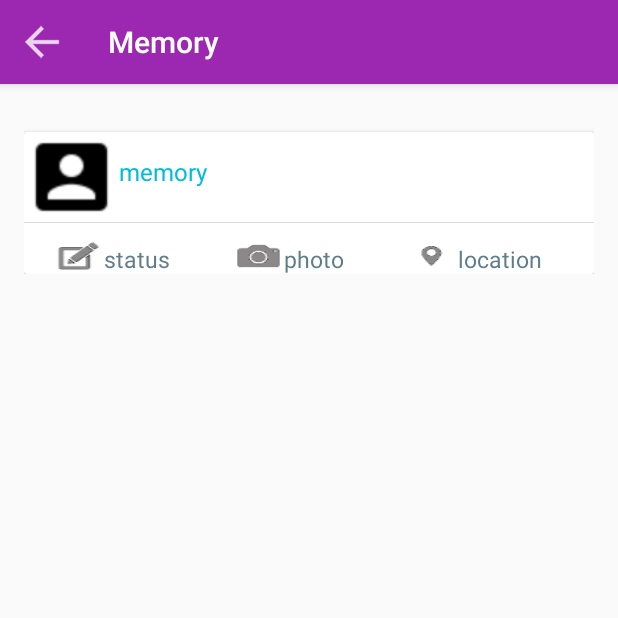
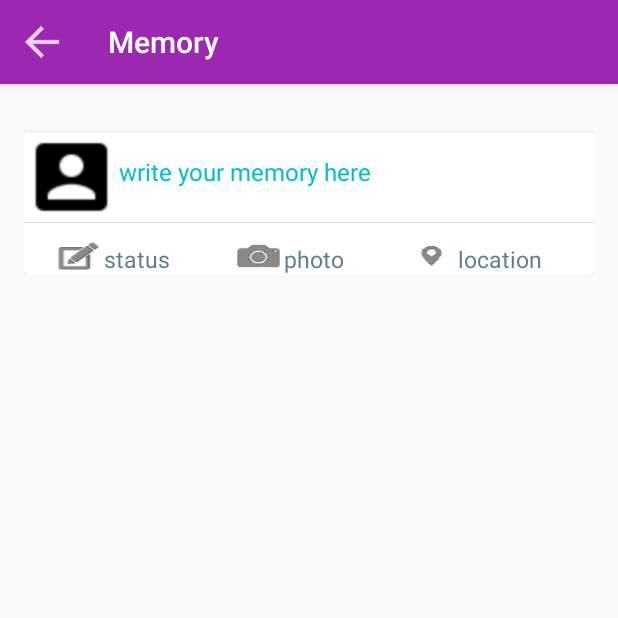
Before and after one commit to atefwahab/IRememeber, an Android app: the MemoryActivity screen opened directly, with no data from a screen before it, on a phone screen of 412 x 824 dp, the top half of it. Run offline under Robolectric (Android 15) with nearby library versions, the phone set to English and light mode, and no system bars; our stand-ins replace Volley; network calls fail.

Commit message:
add data in string values

```diff
--- a/app/src/main/java/wmad/iti/constants/Urls.java
+++ b/app/src/main/java/wmad/iti/constants/Urls.java
@@ -5,8 +5,8 @@ package wmad.iti.constants;
  */
 public abstract class Urls {
     public final static String WEB_SERVICE_URL = "";
-    public final static String IP_ADDRESS = "10.0.1.117";
-    public final static String PORT_NUMBER = "8085";
+    public final static String IP_ADDRESS = "192.168.1.3";
+    public final static String PORT_NUMBER = "8084";
     public final static String WEB_SERVICE_lOGIN_URL = "http://"+Urls.IP_ADDRESS+":"+Urls.PORT_NUMBER+"/WebService/service/login/";
     public final static String WEB_SERVICE_REGISTER_URL = "http://"+Urls.IP_ADDRESS+":"+Urls.PORT_NUMBER+"/WebService/service/regist/register";
     public final static String WEB_SERVICE_GET_REQUEST_URL="http://"+ Urls.IP_ADDRESS+":"+Urls.PORT_NUMBER+"/WebService/service/request/getRequests";
--- a/app/src/main/res/layout/activity_write_text.xml
+++ b/app/src/main/res/layout/activity_write_text.xml
@@ -5,7 +5,7 @@
     android:layout_width="match_parent"
     android:layout_height="match_parent"
     android:fitsSystemWindows="true"
-    tools:context=".WriteTextActivity">
+    tools:context="wmad.iti.memories.WriteTextActivity">
 
     <android.support.design.widget.AppBarLayout
         android:layout_width="match_parent"
--- a/app/src/main/res/layout/content_write_text.xml
+++ b/app/src/main/res/layout/content_write_text.xml
@@ -9,7 +9,7 @@
     android:paddingRight="@dimen/activity_horizontal_margin"
     android:paddingTop="@dimen/activity_vertical_margin"
     app:layout_behavior="@string/appbar_scrolling_view_behavior"
-    tools:context=".WriteTextActivity"
+    tools:context="wmad.iti.memories.WriteTextActivity"
     tools:showIn="@layout/activity_write_text">
     <LinearLayout
         android:layout_width="match_parent"
@@ -32,8 +32,9 @@
             android:textColor="@color/colorPrimary"
             android:textSize="16sp"
             android:layout_marginTop="15dp"
-            android:hint=" write your memory here"
+            android:hint="@string/memoryHint"
             android:layout_weight="6"
+            android:inputType="text"
             android:textColorHint="#00bcd4"/>
         </LinearLayout>
 
--- a/app/src/main/res/layout/first_card.xml
+++ b/app/src/main/res/layout/first_card.xml
@@ -39,7 +39,7 @@
                 android:textColor="#ffffff"
                 android:textSize="16sp"
                 android:layout_marginTop="15dp"
-                android:hint="memory"
+                android:hint="@string/memoryHint"
                 android:textColorHint="#00bcd4"/>
 
             <!--end horizontal-->
@@ -102,7 +102,7 @@
                     android:textColor="#607D8B"
                     android:textSize="15dp"
                     android:layout_marginTop="3dp"
-                    android:text="status"
+                    android:text="@string/status"
 
                     />
 
@@ -139,7 +139,7 @@
                     android:textColor="#607D8B"
                     android:textSize="15dp"
                     android:layout_marginTop="3dp"
-                    android:text="photo"
+                    android:text="@string/camera"
 
 
 
@@ -177,7 +177,7 @@
                     android:textColor="#607D8B"
                     android:textSize="15dp"
                     android:layout_marginTop="3dp"
-                    android:text="location"
+                    android:text="@string/location"
 
                     />
 
--- a/app/src/main/res/values/strings.xml
+++ b/app/src/main/res/values/strings.xml
@@ -161,4 +161,10 @@
         <item>Location</item>
         <item>Matual Memories</item>
     </string-array>
+
+    <!--memory-->
+    <string name="memoryHint"> write your memory here</string>
+    <string name="status">status</string>
+    <string name="location">location</string>
+    <string name="camera">photo</string>
 </resources>
```
